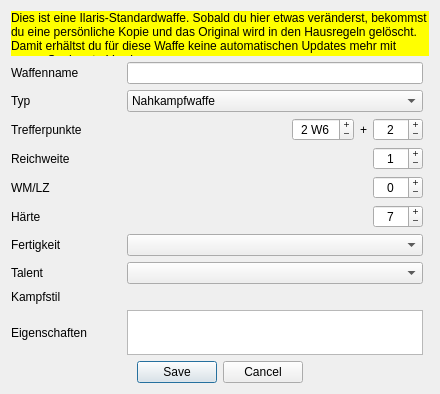
This is designer/DatenbankEditWaffe.ui in Aeolitus/Sephrasto as Qt 5 draws it before an edit. The edited form follows.
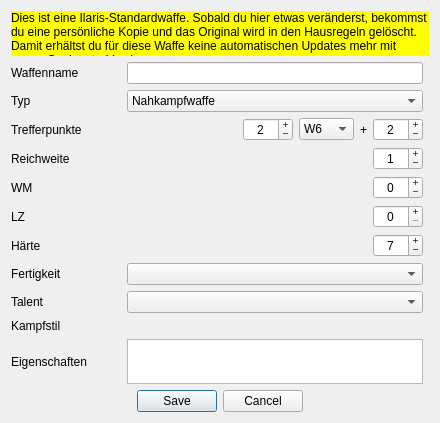
This is the edited form.

```diff
--- a/designer/DatenbankEditWaffe.ui
+++ b/designer/DatenbankEditWaffe.ui
@@ -10,7 +10,7 @@
     <x>0</x>
     <y>0</y>
     <width>440</width>
-    <height>394</height>
+    <height>423</height>
    </rect>
   </property>
   <property name="windowTitle">
@@ -19,65 +19,17 @@
   <layout class="QGridLayout" name="gridLayout_2">
    <item row="0" column="0">
     <layout class="QGridLayout" name="gridLayout">
-     <item row="6" column="1">
-      <layout class="QHBoxLayout" name="horizontalLayout_6">
-       <item>
-        <spacer name="horizontalSpacer_4">
-         <property name="orientation">
-          <enum>Qt::Horizontal</enum>
-         </property>
-         <property name="sizeHint" stdset="0">
-          <size>
-           <width>40</width>
-           <height>20</height>
-          </size>
-         </property>
-        </spacer>
-       </item>
-       <item>
-        <widget class="QSpinBox" name="spinHaerte">
-         <property name="minimumSize">
-          <size>
-           <width>50</width>
-           <height>0</height>
-          </size>
-         </property>
-         <property name="alignment">
-          <set>Qt::AlignCenter</set>
-         </property>
-         <property name="buttonSymbols">
-          <enum>QAbstractSpinBox::PlusMinus</enum>
-         </property>
-         <property name="minimum">
-          <number>0</number>
-         </property>
-         <property name="maximum">
-          <number>99</number>
-         </property>
-         <property name="value">
-          <number>7</number>
-         </property>
-        </widget>
-       </item>
-      </layout>
-     </item>
-     <item row="6" column="0">
-      <widget class="QLabel" name="label_9">
+     <item row="9" column="0">
+      <widget class="QLabel" name="label_8">
        <property name="text">
-        <string>Härte</string>
+        <string>Talent</string>
        </property>
       </widget>
      </item>
-     <item row="4" column="0">
-      <widget class="QLabel" name="label_4">
-       <property name="minimumSize">
-        <size>
-         <width>110</width>
-         <height>0</height>
-        </size>
-       </property>
+     <item row="8" column="0">
+      <widget class="QLabel" name="label_6">
        <property name="text">
-        <string>Reichweite</string>
+        <string>Fertigkeit</string>
        </property>
       </widget>
      </item>
@@ -99,83 +51,6 @@
        </item>
       </layout>
      </item>
-     <item row="4" column="1">
-      <layout class="QHBoxLayout" name="horizontalLayout_4">
-       <item>
-        <spacer name="horizontalSpacer_2">
-         <property name="orientation">
-          <enum>Qt::Horizontal</enum>
-         </property>
-         <property name="sizeHint" stdset="0">
-          <size>
-           <width>40</width>
-           <height>20</height>
-          </size>
-         </property>
-        </spacer>
-       </item>
-       <item>
-        <widget class="QSpinBox" name="spinRW1">
-         <property name="minimumSize">
-          <size>
-           <width>50</width>
-           <height>0</height>
-          </size>
-         </property>
-         <property name="alignment">
-          <set>Qt::AlignCenter</set>
-         </property>
-         <property name="buttonSymbols">
-          <enum>QAbstractSpinBox::PlusMinus</enum>
-         </property>
-         <property name="maximum">
-          <number>999</number>
-         </property>
-         <property name="value">
-          <number>1</number>
-         </property>
-        </widget>
-       </item>
-      </layout>
-     </item>
-     <item row="1" column="1">
-      <widget class="QLineEdit" name="nameEdit"/>
-     </item>
-     <item row="1" column="0">
-      <widget class="QLabel" name="label">
-       <property name="text">
-        <string>Waffenname</string>
-       </property>
-      </widget>
-     </item>
-     <item row="10" column="0">
-      <widget class="QLabel" name="label_5">
-       <property name="text">
-        <string>Eigenschaften</string>
-       </property>
-      </widget>
-     </item>
-     <item row="5" column="0">
-      <widget class="QLabel" name="labelWMLZ">
-       <property name="text">
-        <string>WM/LZ</string>
-       </property>
-      </widget>
-     </item>
-     <item row="2" column="0">
-      <widget class="QLabel" name="label_2">
-       <property name="text">
-        <string>Typ</string>
-       </property>
-      </widget>
-     </item>
-     <item row="3" column="0">
-      <widget class="QLabel" name="label_3">
-       <property name="text">
-        <string>Trefferpunkte</string>
-       </property>
-      </widget>
-     </item>
      <item row="5" column="1">
       <layout class="QHBoxLayout" name="horizontalLayout_3">
        <item>
@@ -194,7 +69,7 @@
           </spacer>
          </item>
          <item>
-          <widget class="QSpinBox" name="spinWMLZ">
+          <widget class="QSpinBox" name="spinWM">
            <property name="minimumSize">
             <size>
              <width>50</width>
@@ -219,7 +94,63 @@
        </item>
       </layout>
      </item>
+     <item row="4" column="1">
+      <layout class="QHBoxLayout" name="horizontalLayout_4">
+       <item>
+        <spacer name="horizontalSpacer_2">
+         <property name="orientation">
+          <enum>Qt::Horizontal</enum>
+         </property>
+         <property name="sizeHint" stdset="0">
+          <size>
+           <width>40</width>
+           <height>20</height>
+          </size>
+         </property>
+        </spacer>
+       </item>
+       <item>
+        <widget class="QSpinBox" name="spinRW1">
+         <property name="minimumSize">
+          <size>
+           <width>50</width>
+           <height>0</height>
+          </size>
+         </property>
+         <property name="alignment">
+          <set>Qt::AlignCenter</set>
+         </property>
+         <property name="buttonSymbols">
+          <enum>QAbstractSpinBox::PlusMinus</enum>
+         </property>
+         <property name="maximum">
+          <number>999</number>
+         </property>
+         <property name="value">
+          <number>1</number>
+         </property>
+        </widget>
+       </item>
+      </layout>
+     </item>
      <item row="10" column="1">
+      <layout class="QGridLayout" name="layoutKampfstile"/>
+     </item>
+     <item row="11" column="0">
+      <widget class="QLabel" name="label_5">
+       <property name="text">
+        <string>Eigenschaften</string>
+       </property>
+      </widget>
+     </item>
+     <item row="3" column="0">
+      <widget class="QLabel" name="label_3">
+       <property name="text">
+        <string>Trefferpunkte</string>
+       </property>
+      </widget>
+     </item>
+     <item row="11" column="1">
       <widget class="QPlainTextEdit" name="textEigenschaften">
        <property name="sizePolicy">
         <sizepolicy hsizetype="Preferred" vsizetype="Expanding">
@@ -229,13 +160,85 @@
        </property>
       </widget>
      </item>
+     <item row="9" column="1">
+      <widget class="QComboBox" name="comboTalent"/>
+     </item>
+     <item row="7" column="1">
+      <layout class="QHBoxLayout" name="horizontalLayout_6">
+       <item>
+        <spacer name="horizontalSpacer_4">
+         <property name="orientation">
+          <enum>Qt::Horizontal</enum>
+         </property>
+         <property name="sizeHint" stdset="0">
+          <size>
+           <width>40</width>
+           <height>20</height>
+          </size>
+         </property>
+        </spacer>
+       </item>
+       <item>
+        <widget class="QSpinBox" name="spinHaerte">
+         <property name="minimumSize">
+          <size>
+           <width>50</width>
+           <height>0</height>
+          </size>
+         </property>
+         <property name="alignment">
+          <set>Qt::AlignCenter</set>
+         </property>
+         <property name="buttonSymbols">
+          <enum>QAbstractSpinBox::PlusMinus</enum>
+         </property>
+         <property name="minimum">
+          <number>0</number>
+         </property>
+         <property name="maximum">
+          <number>99</number>
+         </property>
+         <property name="value">
+          <number>7</number>
+         </property>
+        </widget>
+       </item>
+      </layout>
+     </item>
+     <item row="2" column="0">
+      <widget class="QLabel" name="label_2">
+       <property name="text">
+        <string>Typ</string>
+       </property>
+      </widget>
+     </item>
+     <item row="8" column="1">
+      <widget class="QComboBox" name="comboFert"/>
+     </item>
+     <item row="5" column="0">
+      <widget class="QLabel" name="labelWM">
+       <property name="text">
+        <string>WM</string>
+       </property>
+      </widget>
+     </item>
+     <item row="1" column="0">
+      <widget class="QLabel" name="label">
+       <property name="text">
+        <string>Waffenname</string>
+       </property>
+      </widget>
+     </item>
      <item row="7" column="0">
-      <widget class="QLabel" name="label_6">
+      <widget class="QLabel" name="label_9">
        <property name="text">
-        <string>Fertigkeit</string>
+        <string>Härte</string>
        </property>
       </widget>
      </item>
+     <item row="1" column="1">
+      <widget class="QLineEdit" name="nameEdit"/>
+     </item>
      <item row="3" column="1">
       <layout class="QHBoxLayout" name="horizontalLayout">
        <item>
@@ -252,7 +255,13 @@
         </spacer>
        </item>
        <item>
-        <widget class="QSpinBox" name="spinW6">
+        <widget class="QSpinBox" name="spinWuerfel">
+         <property name="minimumSize">
+          <size>
+           <width>50</width>
+           <height>0</height>
+          </size>
+         </property>
          <property name="alignment">
           <set>Qt::AlignCenter</set>
          </property>
@@ -260,7 +269,7 @@
           <enum>QAbstractSpinBox::PlusMinus</enum>
          </property>
          <property name="suffix">
-          <string> W6</string>
+          <string/>
          </property>
          <property name="minimum">
           <number>0</number>
@@ -273,6 +282,20 @@
          </property>
         </widget>
        </item>
+       <item>
+        <widget class="QComboBox" name="comboWuerfelSeiten">
+         <item>
+          <property name="text">
+           <string>W6</string>
+          </property>
+         </item>
+         <item>
+          <property name="text">
+           <string>W20</string>
+          </property>
+         </item>
+        </widget>
+       </item>
        <item>
         <widget class="QLabel" name="label_7">
          <property name="text">
@@ -304,29 +327,19 @@
        </item>
       </layout>
      </item>
-     <item row="8" column="0">
-      <widget class="QLabel" name="label_8">
-       <property name="text">
-        <string>Talent</string>
+     <item row="4" column="0">
+      <widget class="QLabel" name="label_4">
+       <property name="minimumSize">
+        <size>
+         <width>110</width>
+         <height>0</height>
+        </size>
        </property>
-      </widget>
-     </item>
-     <item row="8" column="1">
-      <widget class="QComboBox" name="comboTalent"/>
-     </item>
-     <item row="9" column="0">
-      <widget class="QLabel" name="label_10">
        <property name="text">
-        <string>Kampfstil</string>
+        <string>Reichweite</string>
        </property>
       </widget>
      </item>
-     <item row="7" column="1">
-      <widget class="QComboBox" name="comboFert"/>
-     </item>
-     <item row="9" column="1">
-      <layout class="QGridLayout" name="layoutKampfstile"/>
-     </item>
      <item row="0" column="0" colspan="3">
       <widget class="QLabel" name="warning">
        <property name="visible">
@@ -343,6 +356,53 @@
        </property>
       </widget>
      </item>
+     <item row="10" column="0">
+      <widget class="QLabel" name="label_10">
+       <property name="text">
+        <string>Kampfstil</string>
+       </property>
+      </widget>
+     </item>
+     <item row="6" column="0">
+      <widget class="QLabel" name="labelLZ">
+       <property name="text">
+        <string>LZ</string>
+       </property>
+      </widget>
+     </item>
+     <item row="6" column="1">
+      <layout class="QHBoxLayout" name="layoutLZ">
+       <item>
+        <spacer name="spacerLZ">
+         <property name="orientation">
+          <enum>Qt::Horizontal</enum>
+         </property>
+         <property name="sizeHint" stdset="0">
+          <size>
+           <width>40</width>
+           <height>0</height>
+          </size>
+         </property>
+        </spacer>
+       </item>
+       <item>
+        <widget class="QSpinBox" name="spinLZ">
+         <property name="minimumSize">
+          <size>
+           <width>50</width>
+           <height>0</height>
+          </size>
+         </property>
+         <property name="alignment">
+          <set>Qt::AlignCenter</set>
+         </property>
+         <property name="buttonSymbols">
+          <enum>QAbstractSpinBox::PlusMinus</enum>
+         </property>
+        </widget>
+       </item>
+      </layout>
+     </item>
     </layout>
    </item>
    <item row="1" column="0">
```
Left out of the diff: 4 changed lines with no effect on the pictures.
